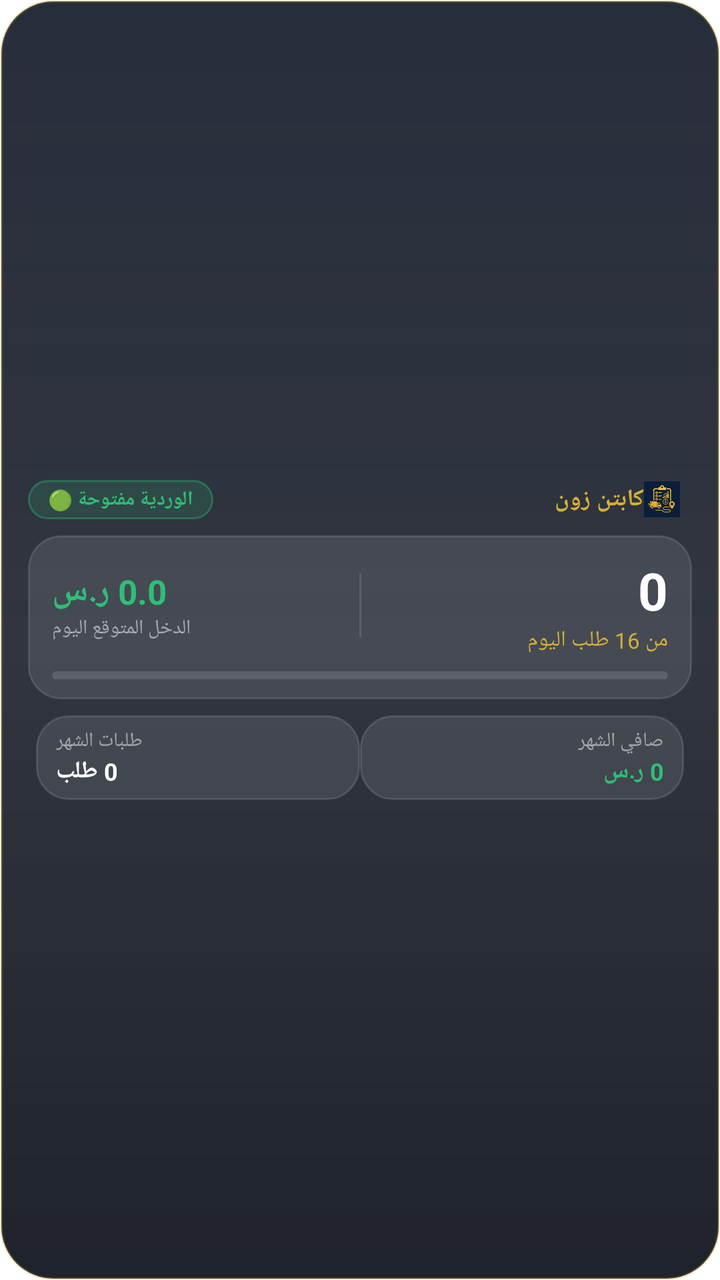
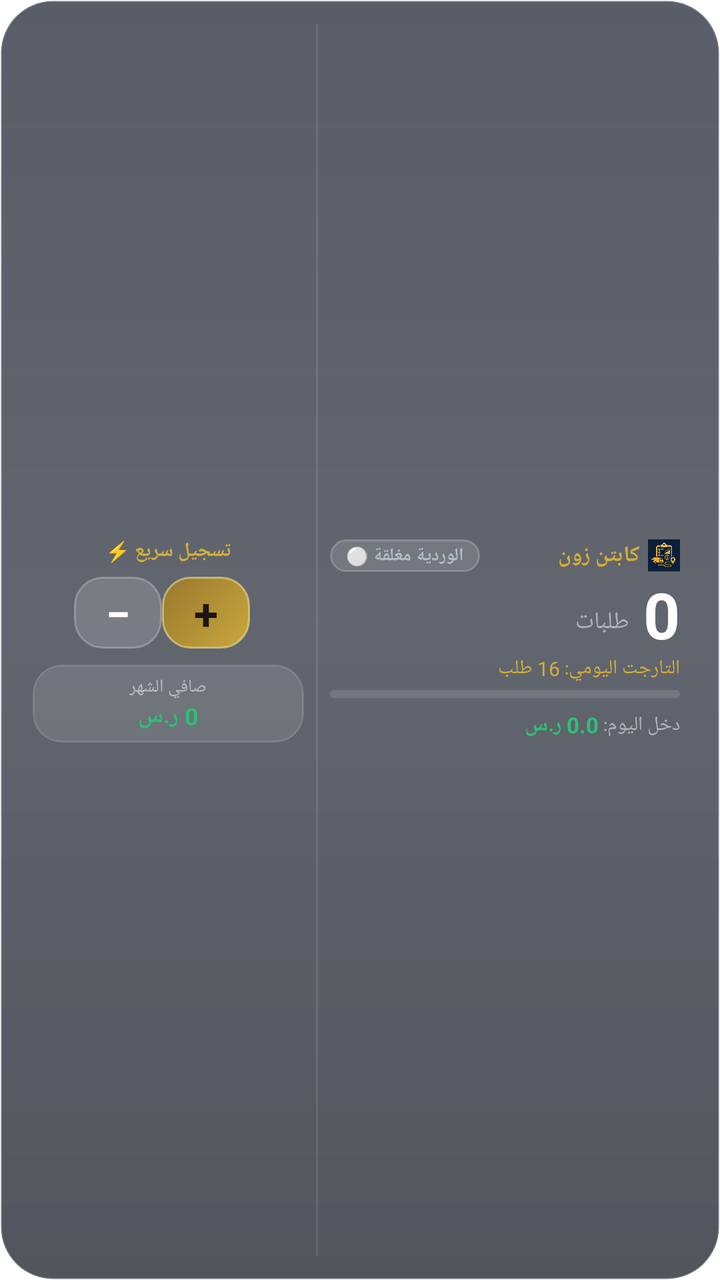

An Android layout rendered at two revisions. The XML below is the earlier revision; the diff shows what the commit changed to produce the second picture.
<!-- AndroidManifest.xml: fallback theme Theme.MaterialComponents.DayNight.NoActionBar -->
<!-- res/layout/order_widget.xml -->
<?xml version="1.0" encoding="utf-8"?>
<LinearLayout xmlns:android="http://schemas.android.com/apk/res/android"
    android:id="@+id/widget_root"
    android:layout_width="match_parent"
    android:layout_height="match_parent"
    android:background="@drawable/widget_background"
    android:orientation="vertical"
    android:paddingLeft="14dp"
    android:paddingRight="14dp"
    android:paddingTop="12dp"
    android:paddingBottom="12dp"
    android:layoutDirection="rtl"
    android:gravity="center_vertical">

    
    <LinearLayout
        android:layout_width="match_parent"
        android:layout_height="wrap_content"
        android:orientation="horizontal"
        android:gravity="center_vertical"
        android:layout_marginBottom="8dp">

        <ImageView
            android:layout_width="18dp"
            android:layout_height="18dp"
            android:src="@mipmap/ic_launcher"
            android:layout_marginLeft="6dp"
            android:layout_marginStart="6dp"/>

        <TextView
            android:layout_width="wrap_content"
            android:layout_height="wrap_content"
            android:text="كابتن زون"
            android:textColor="#D4AF37"
            android:textStyle="bold"
            android:textSize="12sp"/>

        <FrameLayout
            android:layout_width="0dp"
            android:layout_height="1dp"
            android:layout_weight="1"/>

        <TextView
            android:id="@+id/widget_status_badge"
            android:layout_width="wrap_content"
            android:layout_height="wrap_content"
            android:background="@drawable/widget_badge_active"
            android:paddingLeft="10dp"
            android:paddingRight="10dp"
            android:paddingTop="3dp"
            android:paddingBottom="3dp"
            android:text="الوردية مفتوحة 🟢"
            android:textColor="#2FBE77"
            android:textSize="10sp"
            android:textStyle="bold"/>
    </LinearLayout>

    
    <LinearLayout
        android:layout_width="match_parent"
        android:layout_height="wrap_content"
        android:background="@drawable/widget_glass_card"
        android:orientation="vertical"
        android:paddingLeft="12dp"
        android:paddingRight="12dp"
        android:paddingTop="10dp"
        android:paddingBottom="10dp"
        android:layout_marginBottom="8dp">

        <LinearLayout
            android:layout_width="match_parent"
            android:layout_height="wrap_content"
            android:orientation="horizontal"
            android:gravity="center_vertical">

            
            <LinearLayout
                android:layout_width="0dp"
                android:layout_height="wrap_content"
                android:layout_weight="1"
                android:orientation="vertical">

                <TextView
                    android:id="@+id/widget_today_orders"
                    android:layout_width="wrap_content"
                    android:layout_height="wrap_content"
                    android:text="0"
                    android:textColor="#FFFFFF"
                    android:textSize="26sp"
                    android:textStyle="bold"/>

                <TextView
                    android:id="@+id/widget_today_target_sub"
                    android:layout_width="wrap_content"
                    android:layout_height="wrap_content"
                    android:text="من 16 طلب اليوم"
                    android:textColor="#D4AF37"
                    android:textSize="11sp"/>
            </LinearLayout>

            
            <FrameLayout
                android:layout_width="1dp"
                android:layout_height="32dp"
                android:background="#20FFFFFF"
                android:layout_marginLeft="10dp"
                android:layout_marginRight="10dp"/>

            
            <LinearLayout
                android:layout_width="0dp"
                android:layout_height="wrap_content"
                android:layout_weight="1"
                android:orientation="vertical"
                android:gravity="right|end">

                <TextView
                    android:id="@+id/widget_today_income"
                    android:layout_width="wrap_content"
                    android:layout_height="wrap_content"
                    android:text="0.0 ر.س"
                    android:textColor="#2FBE77"
                    android:textSize="17sp"
                    android:textStyle="bold"/>

                <TextView
                    android:layout_width="wrap_content"
                    android:layout_height="wrap_content"
                    android:text="الدخل المتوقع اليوم"
                    android:textColor="#80FFFFFF"
                    android:textSize="10sp"/>
            </LinearLayout>
        </LinearLayout>

        
        <ProgressBar
            android:id="@+id/widget_progress_bar"
            style="?android:attr/progressBarStyleHorizontal"
            android:layout_width="match_parent"
            android:layout_height="4dp"
            android:layout_marginTop="8dp"
            android:max="100"
            android:progress="0"
            android:progressDrawable="@drawable/widget_progress_bar"/>
    </LinearLayout>

    
    <LinearLayout
        android:layout_width="match_parent"
        android:layout_height="wrap_content"
        android:orientation="horizontal"
        android:gravity="center_vertical">

        
        <LinearLayout
            android:layout_width="0dp"
            android:layout_height="wrap_content"
            android:layout_weight="1"
            android:background="@drawable/widget_glass_card"
            android:paddingLeft="10dp"
            android:paddingRight="10dp"
            android:paddingTop="6dp"
            android:paddingBottom="6dp"
            android:orientation="vertical"
            android:layout_marginLeft="4dp"
            android:layout_marginStart="4dp">

            <TextView
                android:id="@+id/widget_month_name_label"
                android:layout_width="wrap_content"
                android:layout_height="wrap_content"
                android:text="صافي الشهر"
                android:textColor="#80FFFFFF"
                android:textSize="10sp"/>

            <TextView
                android:id="@+id/widget_month_net"
                android:layout_width="wrap_content"
                android:layout_height="wrap_content"
                android:text="0 ر.س"
                android:textColor="#2FBE77"
                android:textSize="12sp"
                android:textStyle="bold"/>
        </LinearLayout>

        
        <LinearLayout
            android:layout_width="0dp"
            android:layout_height="wrap_content"
            android:layout_weight="1"
            android:background="@drawable/widget_glass_card"
            android:paddingLeft="10dp"
            android:paddingRight="10dp"
            android:paddingTop="6dp"
            android:paddingBottom="6dp"
            android:orientation="vertical"
            android:layout_marginRight="4dp"
            android:layout_marginEnd="4dp"
            android:gravity="right|end">

            <TextView
                android:layout_width="wrap_content"
                android:layout_height="wrap_content"
                android:text="طلبات الشهر"
                android:textColor="#80FFFFFF"
                android:textSize="10sp"/>

            <TextView
                android:id="@+id/widget_month_orders"
                android:layout_width="wrap_content"
                android:layout_height="wrap_content"
                android:text="0 طلب"
                android:textColor="#FFFFFF"
                android:textSize="12sp"
                android:textStyle="bold"/>
        </LinearLayout>
    </LinearLayout>

</LinearLayout>
<!-- resources referenced by this layout -->
<resources>
  <!-- drawable widget_background (drawable) -->
  <?xml version="1.0" encoding="utf-8"?>
  <shape xmlns:android="http://schemas.android.com/apk/res/android">
      <corners android:radius="26dp"/>
      <gradient
          android:startColor="#E6101726"
          android:centerColor="#D90C121E"
          android:endColor="#E6070B14"
          android:angle="270"/>
      <stroke
          android:width="1.2dp"
          android:color="#40D4AF37"/>
  </shape>
  <!-- drawable widget_badge_active (drawable) -->
  <?xml version="1.0" encoding="utf-8"?>
  <shape xmlns:android="http://schemas.android.com/apk/res/android">
      <corners android:radius="14dp"/>
      <solid android:color="#282FBE77"/>
      <stroke
          android:width="1dp"
          android:color="#602FBE77"/>
  </shape>
  <!-- drawable widget_glass_card (drawable) -->
  <?xml version="1.0" encoding="utf-8"?>
  <shape xmlns:android="http://schemas.android.com/apk/res/android">
      <corners android:radius="16dp"/>
      <solid android:color="#1AFFFFFF"/>
      <stroke
          android:width="1dp"
          android:color="#20FFFFFF"/>
  </shape>
  <!-- drawable widget_progress_bar (drawable) -->
  <?xml version="1.0" encoding="utf-8"?>
  <layer-list xmlns:android="http://schemas.android.com/apk/res/android">
      <item android:id="@android:id/background">
          <shape>
              <corners android:radius="6dp"/>
              <solid android:color="#20FFFFFF"/>
          </shape>
      </item>
      <item android:id="@android:id/progress">
          <clip>
              <shape>
                  <corners android:radius="6dp"/>
                  <gradient
                      android:startColor="#D4AF37"
                      android:endColor="#F5D061"
                      android:angle="0"/>
              </shape>
          </clip>
      </item>
  </layer-list>
  <!-- mipmap ic_launcher: png bitmap (mipmap-hdpi, 6735 bytes) -->
</resources>

<!-- the commit's change to res/layout/order_widget.xml (unified diff, before → after) -->
@@ -4,7 +4,7 @@
     android:layout_width="match_parent"
     android:layout_height="match_parent"
     android:background="@drawable/widget_background"
-    android:orientation="vertical"
+    android:orientation="horizontal"
     android:paddingLeft="14dp"
     android:paddingRight="14dp"
     android:paddingTop="12dp"
@@ -14,123 +14,93 @@
 
     
     <LinearLayout
-        android:layout_width="match_parent"
-        android:layout_height="wrap_content"
-        android:orientation="horizontal"
+        android:id="@+id/widget_main_section"
+        android:layout_width="0dp"
+        android:layout_height="match_parent"
+        android:layout_weight="1.25"
+        android:orientation="vertical"
         android:gravity="center_vertical"
-        android:layout_marginBottom="8dp">
-
-        <ImageView
-            android:layout_width="18dp"
-            android:layout_height="18dp"
-            android:src="@mipmap/ic_launcher"
-            android:layout_marginLeft="6dp"
-            android:layout_marginStart="6dp"/>
-
+        android:paddingRight="6dp">
+
+        
+        <LinearLayout
+            android:layout_width="match_parent"
+            android:layout_height="wrap_content"
+            android:orientation="horizontal"
+            android:gravity="center_vertical"
+            android:layout_marginBottom="4dp">
+
+            <ImageView
+                android:layout_width="16dp"
+                android:layout_height="16dp"
+                android:src="@mipmap/ic_launcher"
+                android:layout_marginLeft="4dp"/>
+
+            <TextView
+                android:layout_width="wrap_content"
+                android:layout_height="wrap_content"
+                android:text="كابتن زون"
+                android:textColor="#D4AF37"
+                android:textStyle="bold"
+                android:textSize="11sp"/>
+
+            <FrameLayout
+                android:layout_width="0dp"
+                android:layout_height="1dp"
+                android:layout_weight="1"/>
+
+            
+            <TextView
+                android:id="@+id/widget_status_badge"
+                android:layout_width="wrap_content"
+                android:layout_height="wrap_content"
+                android:background="@drawable/widget_badge_closed"
+                android:paddingLeft="8dp"
+                android:paddingRight="8dp"
+                android:paddingTop="2dp"
+                android:paddingBottom="2dp"
+                android:text="الوردية مغلقة ⚪"
+                android:textColor="#B0BEC5"
+                android:textSize="9sp"
+                android:textStyle="bold"/>
+        </LinearLayout>
+
+        
+        <LinearLayout
+            android:layout_width="wrap_content"
+            android:layout_height="wrap_content"
+            android:orientation="horizontal"
+            android:gravity="bottom">
+
+            <TextView
+                android:id="@+id/widget_today_orders"
+                android:layout_width="wrap_content"
+                android:layout_height="wrap_content"
+                android:text="0"
+                android:textColor="#FFFFFF"
+                android:textSize="32sp"
+                android:textStyle="bold"
+                android:includeFontPadding="false"/>
+
+            <TextView
+                android:layout_width="wrap_content"
+                android:layout_height="wrap_content"
+                android:text=" طلبات"
+                android:textColor="#80FFFFFF"
+                android:textSize="12sp"
+                android:layout_marginRight="4dp"
+                android:layout_marginBottom="4dp"/>
+        </LinearLayout>
+
+        
         <TextView
-            android:layout_width="wrap_content"
-            android:layout_height="wrap_content"
-            android:text="كابتن زون"
+            android:id="@+id/widget_today_target_sub"
+            android:layout_width="wrap_content"
+            android:layout_height="wrap_content"
+            android:text="التارجت اليومي: 16 طلب"
             android:textColor="#D4AF37"
-            android:textStyle="bold"
-            android:textSize="12sp"/>
-
-        <FrameLayout
-            android:layout_width="0dp"
-            android:layout_height="1dp"
-            android:layout_weight="1"/>
-
-        <TextView
-            android:id="@+id/widget_status_badge"
-            android:layout_width="wrap_content"
-            android:layout_height="wrap_content"
-            android:background="@drawable/widget_badge_active"
-            android:paddingLeft="10dp"
-            android:paddingRight="10dp"
-            android:paddingTop="3dp"
-            android:paddingBottom="3dp"
-            android:text="الوردية مفتوحة 🟢"
-            android:textColor="#2FBE77"
             android:textSize="10sp"
-            android:textStyle="bold"/>
-    </LinearLayout>
-
-    
-    <LinearLayout
-        android:layout_width="match_parent"
-        android:layout_height="wrap_content"
-        android:background="@drawable/widget_glass_card"
-        android:orientation="vertical"
-        android:paddingLeft="12dp"
-        android:paddingRight="12dp"
-        android:paddingTop="10dp"
-        android:paddingBottom="10dp"
-        android:layout_marginBottom="8dp">
-
-        <LinearLayout
-            android:layout_width="match_parent"
-            android:layout_height="wrap_content"
-            android:orientation="horizontal"
-            android:gravity="center_vertical">
-
-            
-            <LinearLayout
-                android:layout_width="0dp"
-                android:layout_height="wrap_content"
-                android:layout_weight="1"
-                android:orientation="vertical">
-
-                <TextView
-                    android:id="@+id/widget_today_orders"
-                    android:layout_width="wrap_content"
-                    android:layout_height="wrap_content"
-                    android:text="0"
-                    android:textColor="#FFFFFF"
-                    android:textSize="26sp"
-                    android:textStyle="bold"/>
-
-                <TextView
-                    android:id="@+id/widget_today_target_sub"
-                    android:layout_width="wrap_content"
-                    android:layout_height="wrap_content"
-                    android:text="من 16 طلب اليوم"
-                    android:textColor="#D4AF37"
-                    android:textSize="11sp"/>
-            </LinearLayout>
-
-            
-            <FrameLayout
-                android:layout_width="1dp"
-                android:layout_height="32dp"
-                android:background="#20FFFFFF"
-                android:layout_marginLeft="10dp"
-                android:layout_marginRight="10dp"/>
-
-            
-            <LinearLayout
-                android:layout_width="0dp"
-                android:layout_height="wrap_content"
-                android:layout_weight="1"
-                android:orientation="vertical"
-                android:gravity="right|end">
-
-                <TextView
-                    android:id="@+id/widget_today_income"
-                    android:layout_width="wrap_content"
-                    android:layout_height="wrap_content"
-                    android:text="0.0 ر.س"
-                    android:textColor="#2FBE77"
-                    android:textSize="17sp"
-                    android:textStyle="bold"/>
-
-                <TextView
-                    android:layout_width="wrap_content"
-                    android:layout_height="wrap_content"
-                    android:text="الدخل المتوقع اليوم"
-                    android:textColor="#80FFFFFF"
-                    android:textSize="10sp"/>
-            </LinearLayout>
-        </LinearLayout>
+            android:layout_marginBottom="4dp"/>
 
         
         <ProgressBar
@@ -138,32 +108,111 @@
             style="?android:attr/progressBarStyleHorizontal"
             android:layout_width="match_parent"
             android:layout_height="4dp"
-            android:layout_marginTop="8dp"
             android:max="100"
             android:progress="0"
-            android:progressDrawable="@drawable/widget_progress_bar"/>
+            android:progressDrawable="@drawable/widget_progress_bar"
+            android:layout_marginBottom="6dp"/>
+
+        
+        <LinearLayout
+            android:layout_width="wrap_content"
+            android:layout_height="wrap_content"
+            android:orientation="horizontal"
+            android:gravity="center_vertical">
+
+            <TextView
+                android:layout_width="wrap_content"
+                android:layout_height="wrap_content"
+                android:text="دخل اليوم: "
+                android:textColor="#80FFFFFF"
+                android:textSize="10sp"/>
+
+            <TextView
+                android:id="@+id/widget_today_income"
+                android:layout_width="wrap_content"
+                android:layout_height="wrap_content"
+                android:text="0.0 ر.س"
+                android:textColor="#2FBE77"
+                android:textSize="11sp"
+                android:textStyle="bold"/>
+        </LinearLayout>
+
     </LinearLayout>
+
+    
+    <FrameLayout
+        android:layout_width="1dp"
+        android:layout_height="match_parent"
+        android:background="#1AFFFFFF"
+        android:layout_marginLeft="6dp"
+        android:layout_marginRight="6dp"/>
 
     
     <LinearLayout
-        android:layout_width="match_parent"
-        android:layout_height="wrap_content"
-        android:orientation="horizontal"
-        android:gravity="center_vertical">
-
-        
-        <LinearLayout
-            android:layout_width="0dp"
-            android:layout_height="wrap_content"
-            android:layout_weight="1"
-            android:background="@drawable/widget_glass_card"
-            android:paddingLeft="10dp"
-            android:paddingRight="10dp"
-            android:paddingTop="6dp"
-            android:paddingBottom="6dp"
-            android:orientation="vertical"
-            android:layout_marginLeft="4dp"
-            android:layout_marginStart="4dp">
+        android:layout_width="0dp"
+        android:layout_height="match_parent"
+        android:layout_weight="0.95"
+        android:orientation="vertical"
+        android:gravity="center"
+        android:paddingLeft="2dp">
+
+        
+        <TextView
+            android:layout_width="wrap_content"
+            android:layout_height="wrap_content"
+            android:text="تسجيل سريع ⚡"
+            android:textColor="#D4AF37"
+            android:textSize="10sp"
+            android:textStyle="bold"
+            android:layout_marginBottom="6dp"/>
+
+        
+        <LinearLayout
+            android:layout_width="match_parent"
+            android:layout_height="wrap_content"
+            android:orientation="horizontal"
+            android:gravity="center"
+            android:layout_marginBottom="8dp">
+
+            
+            <TextView
+                android:id="@+id/widget_btn_plus"
+                android:layout_width="44dp"
+                android:layout_height="36dp"
+                android:background="@drawable/widget_btn_add"
+                android:gravity="center"
+                android:text="+"
+                android:textColor="#1A1612"
+                android:textSize="22sp"
+                android:textStyle="bold"
+                android:layout_marginLeft="6dp"
+                android:layout_marginStart="6dp"/>
+
+            
+            <TextView
+                android:id="@+id/widget_btn_minus"
+                android:layout_width="44dp"
+                android:layout_height="36dp"
+                android:background="@drawable/widget_btn_sub"
+                android:gravity="center"
+                android:text="−"
+                android:textColor="#FFFFFF"
+                android:textSize="22sp"
+                android:textStyle="bold"/>
+        </LinearLayout>
+
+        
+        <LinearLayout
+            android:id="@+id/widget_month_card"
+            android:layout_width="match_parent"
+            android:layout_height="wrap_content"
+            android:background="@drawable/widget_chip_glass"
+            android:paddingLeft="8dp"
+            android:paddingRight="8dp"
+            android:paddingTop="5dp"
+            android:paddingBottom="5dp"
+            android:gravity="center"
+            android:orientation="vertical">
 
             <TextView
                 android:id="@+id/widget_month_name_label"
@@ -171,7 +220,7 @@
                 android:layout_height="wrap_content"
                 android:text="صافي الشهر"
                 android:textColor="#80FFFFFF"
-                android:textSize="10sp"/>
+                android:textSize="9sp"/>
 
             <TextView
                 android:id="@+id/widget_month_net"
@@ -183,37 +232,6 @@
                 android:textStyle="bold"/>
         </LinearLayout>
 
-        
-        <LinearLayout
-            android:layout_width="0dp"
-            android:layout_height="wrap_content"
-            android:layout_weight="1"
-            android:background="@drawable/widget_glass_card"
-            android:paddingLeft="10dp"
-            android:paddingRight="10dp"
-            android:paddingTop="6dp"
-            android:paddingBottom="6dp"
-            android:orientation="vertical"
-            android:layout_marginRight="4dp"
-            android:layout_marginEnd="4dp"
-            android:gravity="right|end">
-
-            <TextView
-                android:layout_width="wrap_content"
-                android:layout_height="wrap_content"
-                android:text="طلبات الشهر"
-                android:textColor="#80FFFFFF"
-                android:textSize="10sp"/>
-
-            <TextView
-                android:id="@+id/widget_month_orders"
-                android:layout_width="wrap_content"
-                android:layout_height="wrap_content"
-                android:text="0 طلب"
-                android:textColor="#FFFFFF"
-                android:textSize="12sp"
-                android:textStyle="bold"/>
-        </LinearLayout>
     </LinearLayout>
 
 </LinearLayout>
<!-- resource entries referenced after the edit -->
@@ -5,31 +5,52 @@
   <shape xmlns:android="http://schemas.android.com/apk/res/android">
       <corners android:radius="26dp"/>
       <gradient
-          android:startColor="#E6101726"
-          android:centerColor="#D90C121E"
-          android:endColor="#E6070B14"
+          android:startColor="#B3121927"
+          android:centerColor="#A60D1320"
+          android:endColor="#B3080D17"
           android:angle="270"/>
       <stroke
-          android:width="1.2dp"
-          android:color="#40D4AF37"/>
+          android:width="1dp"
+          android:color="#33FFFFFF"/>
   </shape>
-  <!-- drawable widget_badge_active (drawable) -->
+  <!-- drawable widget_badge_closed (drawable) -->
   <?xml version="1.0" encoding="utf-8"?>
   <shape xmlns:android="http://schemas.android.com/apk/res/android">
       <corners android:radius="14dp"/>
-      <solid android:color="#282FBE77"/>
+      <solid android:color="#20FFFFFF"/>
       <stroke
           android:width="1dp"
-          android:color="#602FBE77"/>
+          android:color="#35FFFFFF"/>
   </shape>
-  <!-- drawable widget_glass_card (drawable) -->
+  <!-- drawable widget_btn_add (drawable) -->
   <?xml version="1.0" encoding="utf-8"?>
   <shape xmlns:android="http://schemas.android.com/apk/res/android">
-      <corners android:radius="16dp"/>
+      <corners android:radius="14dp"/>
+      <gradient
+          android:startColor="#E6D4AF37"
+          android:endColor="#CCA67C1E"
+          android:angle="135"/>
+      <stroke
+          android:width="1dp"
+          android:color="#80FFF2A3"/>
+  </shape>
+  <!-- drawable widget_btn_sub (drawable) -->
+  <?xml version="1.0" encoding="utf-8"?>
+  <shape xmlns:android="http://schemas.android.com/apk/res/android">
+      <corners android:radius="14dp"/>
+      <solid android:color="#26FFFFFF"/>
+      <stroke
+          android:width="1dp"
+          android:color="#40FFFFFF"/>
+  </shape>
+  <!-- drawable widget_chip_glass (drawable) -->
+  <?xml version="1.0" encoding="utf-8"?>
+  <shape xmlns:android="http://schemas.android.com/apk/res/android">
+      <corners android:radius="14dp"/>
       <solid android:color="#1AFFFFFF"/>
       <stroke
           android:width="1dp"
-          android:color="#20FFFFFF"/>
+          android:color="#22FFFFFF"/>
   </shape>
   <!-- drawable widget_progress_bar (drawable) -->
   <?xml version="1.0" encoding="utf-8"?>
